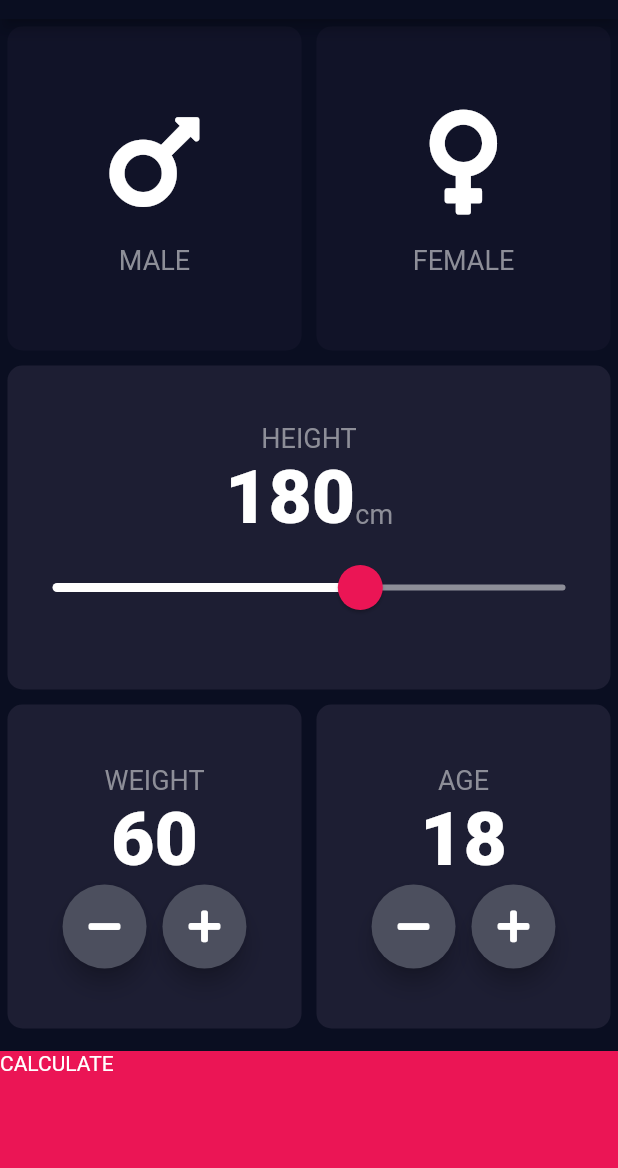
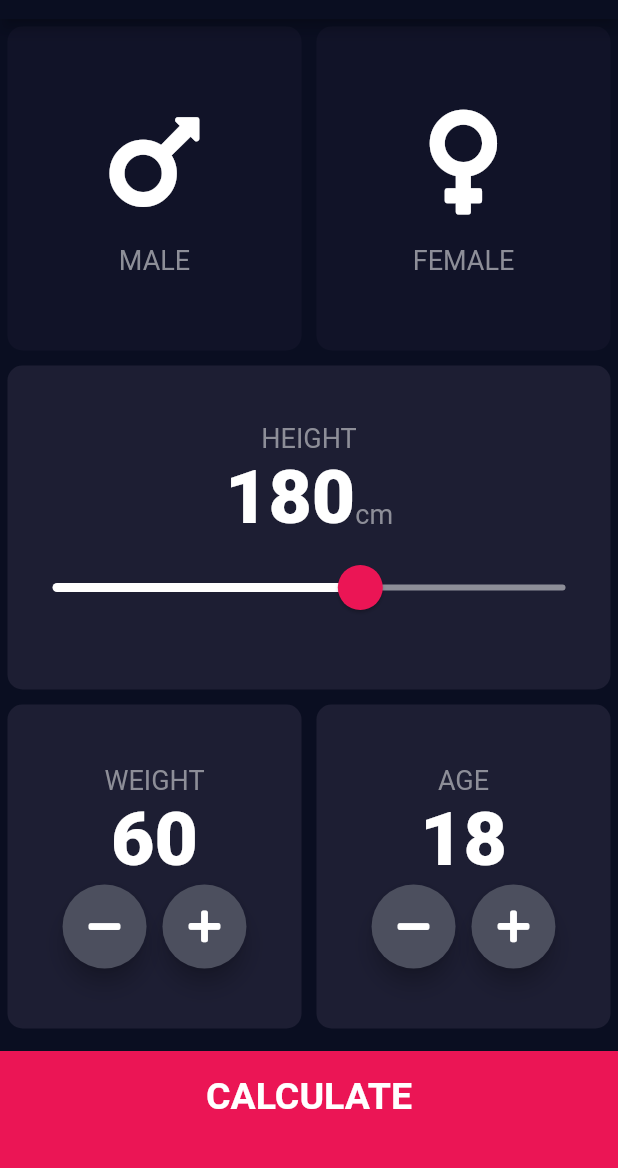
Before and after one commit to Hyeon1445/BMI-calculator-flutter, a Flutter app: the screen it shows after launch, on a phone screen of 412 x 824 dp, the part 65-1233 px from its top. Run offline on Flutter 3.47's test engine with Material 2 defaults, Android fonts, the phone set to English and light mode, and no system bars; our stand-ins replace font_awesome_flutter.

Commit message:
135. Designing the Result Page

```diff
--- /dev/null
+++ b/lib/components/bottom_button.dart
@@ -0,0 +1,29 @@
+import 'package:flutter/material.dart';
+import '../constants.dart';
+
+class BottomButton extends StatelessWidget {
+  BottomButton({@required this.onTap, @required this.buttonTitle});
+
+  final Function onTap;
+  final String buttonTitle;
+
+  @override
+  Widget build(BuildContext context) {
+    return GestureDetector(
+      onTap: onTap,
+      child: Container(
+        child: Center(
+          child: Text(
+            buttonTitle,
+            style: kLargeButtonTextStyle,
+          ),
+        ),
+        color: kBottomContainerColour,
+        margin: EdgeInsets.only(top: 10.0),
+        padding: EdgeInsets.only(bottom: 20.0),
+        width: double.infinity,
+        height: kBottomContainerHeight,
+      ),
+    );
+  }
+}
--- a/lib/icon_content.dart
+++ b/lib/components/icon_content.dart
@@ -1,5 +1,5 @@
 import 'package:flutter/material.dart';
-import 'constants.dart';
+import '../constants.dart';
 
 class IconContent extends StatelessWidget {
   const IconContent({this.icon, this.label});
--- /dev/null
+++ b/lib/components/round_icon_button.dart
@@ -0,0 +1,22 @@
+import 'package:flutter/material.dart';
+
+class RoundIconButton extends StatelessWidget {
+  RoundIconButton({@required this.icon, @required this.onPressed});
+  final IconData icon;
+  final Function onPressed;
+
+  @override
+  Widget build(BuildContext context) {
+    return RawMaterialButton(
+      child: Icon(icon),
+      onPressed: onPressed,
+      elevation: 6.0,
+      constraints: BoxConstraints.tightFor(
+        width: 56.6,
+        height: 56.0,
+      ),
+      shape: CircleBorder(),
+      fillColor: Color(0xFF4C4F5E),
+    );
+  }
+}
--- a/lib/main.dart
+++ b/lib/main.dart
@@ -1,5 +1,5 @@
 import 'package:flutter/material.dart';
-import 'input_page.dart';
+import 'screens/input_page.dart';
 
 void main() => runApp(BMICalculator());
 
--- a/lib/input_page.dart
+++ b/lib/screens/input_page.dart
@@ -1,10 +1,12 @@
 import 'package:flutter/cupertino.dart';
 import 'package:flutter/material.dart';
 import 'package:font_awesome_flutter/font_awesome_flutter.dart';
-import 'icon_content.dart';
-import 'reusable_card.dart';
-import 'constants.dart';
+import '../components/icon_content.dart';
+import '../components/reusable_card.dart';
+import '../constants.dart';
 import 'results_page.dart';
+import '../components/bottom_button.dart';
+import '../components/round_icon_button.dart';
 
 enum Gender {
   male,
@@ -211,42 +213,19 @@ class _InputPageState extends State<InputPage> {
               ],
             ),
           ),
-          GestureDetector(
+          BottomButton(
+            buttonTitle: 'CALCULATE',
             onTap: () {
-              Navigator.push(context,
-                  MaterialPageRoute(builder: (context) => ResultsPage()));
+              Navigator.push(
+                context,
+                MaterialPageRoute(
+                  builder: (context) => ResultsPage(),
+                ),
+              );
             },
-            child: Container(
-              child: Text('CALCULATE'),
-              color: kBottomContainerColour,
-              margin: EdgeInsets.only(top: 10.0),
-              width: double.infinity,
-              height: kBottomContainerHeight,
-            ),
           ),
         ],
       ),
     );
   }
 }
-
-class RoundIconButton extends StatelessWidget {
-  RoundIconButton({@required this.icon, @required this.onPressed});
-  final IconData icon;
-  final Function onPressed;
-
-  @override
-  Widget build(BuildContext context) {
-    return RawMaterialButton(
-      child: Icon(icon),
-      onPressed: onPressed,
-      elevation: 6.0,
-      constraints: BoxConstraints.tightFor(
-        width: 56.6,
-        height: 56.0,
-      ),
-      shape: CircleBorder(),
-      fillColor: Color(0xFF4C4F5E),
-    );
-  }
-}
```
Also changed, not shown: lib/constants.dart (+25 -0 lines), lib/results_page.dart (deleted, +0 -11 lines), lib/screens/results_page.dart (added, +59 -0 lines), lib/components/reusable_card.dart (renamed from lib/reusable_card.dart).
